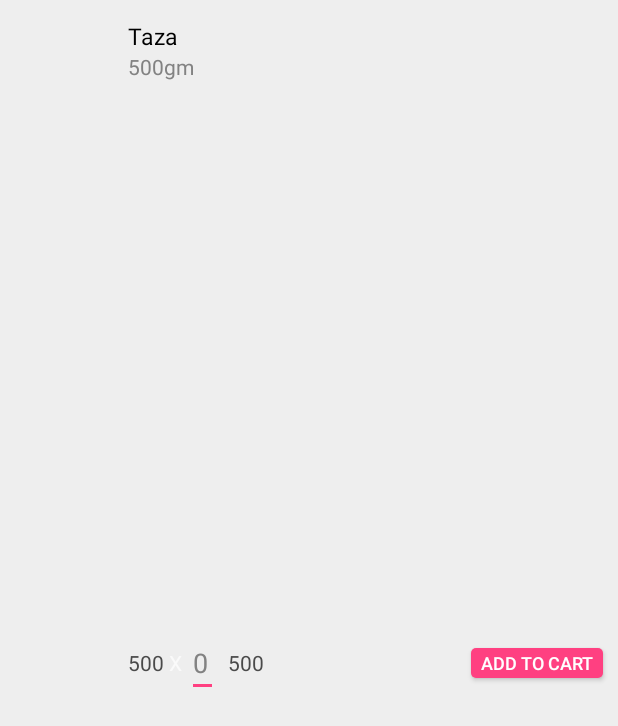
After one commit to AnkitaGupta107/caravan, an Android app: the layout shop_line_item.xml on its own in the app's theme, with its tools: preview values and no code run, on a phone screen of 412 x 824 dp. The commit adds this screen. Shown: the top 726 px of the screen. Run offline under Robolectric (Android 15) with nearby library versions, the phone set to English and light mode, and no system bars.

Commit message:
initial shop commit

```diff
--- /dev/null
+++ b/app/src/main/res/drawable-mdpi/brand_pink_btn.xml
@@ -0,0 +1,18 @@
+<?xml version="1.0" encoding="utf-8"?>
+<selector xmlns:android="http://schemas.android.com/apk/res/android" >
+    <item android:state_pressed="true">
+        <shape android:shape="rectangle">
+        <solid android:color="@color/accent_dark"/>
+            <corners
+                android:radius="3dp"/>
+        </shape>
+    </item>
+    <item>
+        <shape android:shape="rectangle">
+            <solid android:color="@color/colorAccent"/>
+            <corners
+                android:radius="3dp"/>
+        </shape>
+    </item>
+
+</selector>
--- a/app/src/main/res/layout/activity_base.xml
+++ b/app/src/main/res/layout/activity_base.xml
@@ -29,7 +29,7 @@
             android:layout_alignParentRight="true"
             android:layout_gravity="bottom|right"
             android:layout_margin="16dp"
-            android:src="@drawable/calendar"
+            android:src="@drawable/ic_cart"
             app:layout_anchorGravity="bottom|right|end" />
 
 
--- /dev/null
+++ b/app/src/main/res/layout/shop_line_item.xml
@@ -0,0 +1,116 @@
+<?xml version="1.0" encoding="utf-8"?>
+<RelativeLayout xmlns:android="http://schemas.android.com/apk/res/android"
+    android:layout_width="match_parent"
+    android:layout_height="wrap_content"
+    android:orientation="horizontal"
+    android:paddingTop="10dp">
+
+    <LinearLayout
+        android:id="@+id/image_wrapper"
+        android:layout_width="wrap_content"
+        android:layout_height="match_parent"
+        android:layout_centerVertical="true"
+        android:paddingRight="5dp">
+
+        <ImageView
+            android:id="@+id/line_item_image"
+            android:layout_width="80dp"
+            android:layout_height="80dp"
+            android:layout_alignParentLeft="true"
+            android:padding="5dp"
+            android:layout_centerVertical="true"
+            />
+
+    </LinearLayout>
+
+    <TextView
+        android:id="@+id/line_item_title"
+        android:layout_width="wrap_content"
+        android:layout_height="wrap_content"
+        android:layout_toRightOf="@+id/image_wrapper"
+        android:text="Taza"
+        android:textSize="15sp"
+        android:maxLines="1"
+        android:textColor="@color/product_title"
+        android:layout_marginTop="3dp"
+        />
+
+    <TextView
+        android:id="@+id/line_item_wt"
+        android:layout_width="wrap_content"
+        android:layout_height="wrap_content"
+        android:layout_toRightOf="@+id/image_wrapper"
+        android:layout_below="@id/line_item_title"
+        android:textSize="14sp"
+        android:text="500gm"
+        android:textColor="@color/product_attribute"/>
+
+    <RelativeLayout
+        android:layout_width="match_parent"
+        android:layout_height="wrap_content"
+        android:layout_toRightOf="@+id/image_wrapper"
+        android:layout_below="@+id/line_item_wt"
+        android:layout_alignParentBottom="true"
+        android:layout_marginTop="6dp">
+
+        <TextView android:id="@+id/mrp"
+            android:layout_width="wrap_content"
+            android:layout_height="wrap_content"
+            android:text="500"
+            android:layout_centerVertical="true"
+            android:textColor="#4a4a4a" />
+
+
+        <TextView
+            android:id="@+id/cross"
+            android:layout_width="wrap_content"
+            android:layout_height="wrap_content"
+            android:text="X"
+            android:layout_centerVertical="true"
+            android:layout_toRightOf="@+id/mrp"
+            android:layout_marginLeft="3dp"
+            android:layout_marginRight="3dp" />
+
+        <EditText android:id="@+id/quantity"
+            android:layout_width="wrap_content"
+            android:layout_height="wrap_content"
+            android:text="0"
+            android:singleLine="true"
+            android:layout_centerVertical="true"
+            android:textColor="@color/product_attribute"
+            android:layout_toRightOf="@+id/cross" />
+
+        <TextView
+            android:id="@+id/equal"
+            android:layout_width="wrap_content"
+            android:layout_height="wrap_content"
+            android:layout_centerVertical="true"
+            android:textColor="@color/colorAccent"
+            android:layout_toRightOf="@+id/quantity"
+            android:layout_marginLeft="3dp"
+            android:layout_marginRight="3dp" />
+
+        <TextView android:id="@+id/total_mrp"
+            android:layout_width="wrap_content"
+            android:layout_height="wrap_content"
+            android:text="500"
+            android:layout_centerVertical="true"
+            android:textColor="#4a4a4a"
+            android:layout_toRightOf="@+id/equal"/>
+
+        <Button
+            android:layout_width="wrap_content"
+            android:layout_height="20dp"
+            android:text="Add to Cart"
+            android:textSize="12sp"
+            android:textColor="@android:color/white"
+            android:layout_alignParentRight="true"
+            android:layout_marginRight="10dp"
+            android:layout_centerVertical="true"
+            android:background="@drawable/brand_pink_btn"/>
+
+
+
+    </RelativeLayout>
+
+</RelativeLayout>
```
Also changed, not shown: app/src/main/res/drawable/search_bg.xml (added, +14 -0 lines), app/src/main/res/layout/shop.xml (added, +30 -0 lines), app/src/main/res/values/colors.xml (+130 -3 lines), app/src/main/res/values/dimens.xml (added, +13 -0 lines), app/src/main/res/drawable-xxhdpi/ic_cart.png (added), app/src/main/res/drawable-xxhdpi/ic_search.png (added), app/src/main/res/mipmap-hdpi/ic_launcher.png (deleted), app/src/main/res/mipmap-mdpi/ic_launcher.png (deleted), app/src/main/res/mipmap-xhdpi/ic_launcher.png (deleted), app/src/main/res/mipmap-xxhdpi/ic_launcher.png, app/src/main/res/mipmap-xxxhdpi/ic_launcher.png (deleted).
